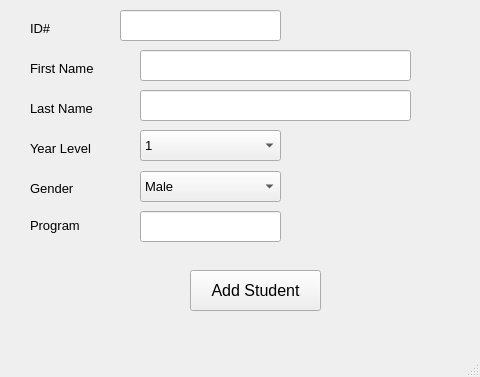
Old version of the form Application/ui/windows/addStudentWindow.ui in the repository WhaleRed/SSIS-MySQL.
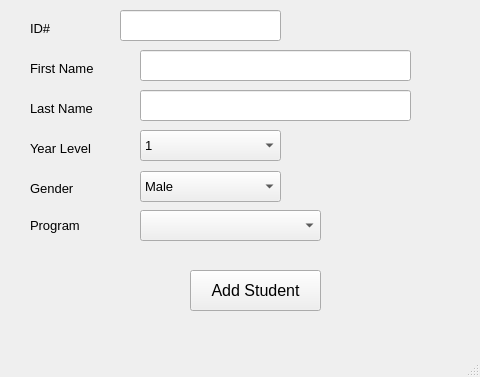
New version of the form.

Commit message: Combo box

The edit to the form file:
```diff
--- a/Application/ui/windows/addStudentWindow.ui
+++ b/Application/ui/windows/addStudentWindow.ui
@@ -248,12 +248,12 @@
      </property>
     </item>
    </widget>
-   <widget class="QLineEdit" name="programAdd">
+   <widget class="QComboBox" name="programAdd">
     <property name="geometry">
      <rect>
       <x>140</x>
-      <y>211</y>
-      <width>141</width>
+      <y>210</y>
+      <width>181</width>
       <height>31</height>
      </rect>
     </property>
```
The commit also changes 6 other files.
